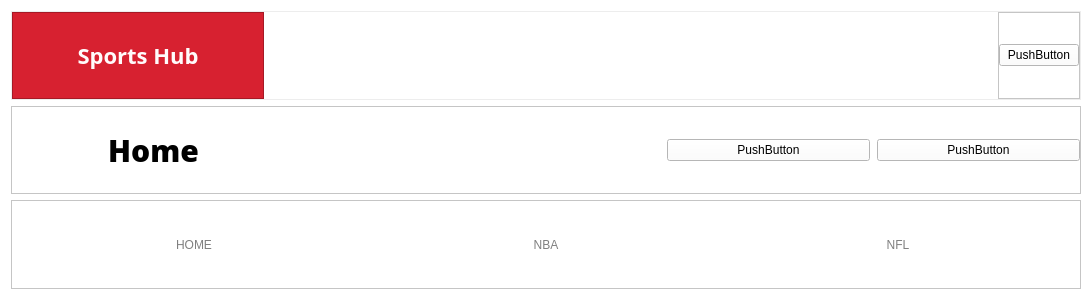
Old version of the form client/screens/widgets/header/header.ui in the repository kleroop/TechCourse_2022_12.
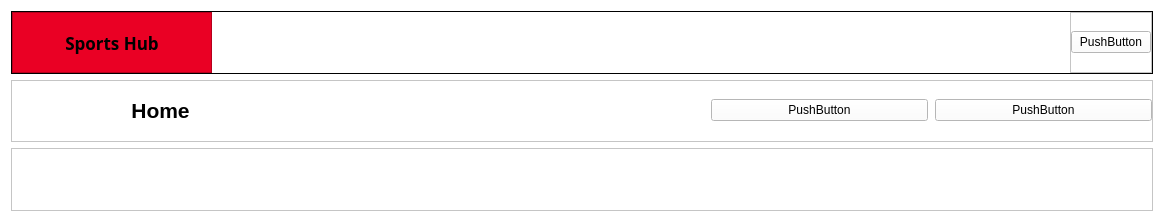
New version of the form. Icons and pictures are not drawn.

The edit to the form file:
```diff
--- a/client/screens/widgets/header/header.ui
+++ b/client/screens/widgets/header/header.ui
@@ -6,8 +6,8 @@
    <rect>
     <x>0</x>
     <y>0</y>
-    <width>1092</width>
-    <height>300</height>
+    <width>1164</width>
+    <height>222</height>
    </rect>
   </property>
   <property name="windowTitle">
@@ -21,8 +21,8 @@
     <widget class="QFrame" name="frame_4">
      <property name="styleSheet">
       <string notr="true">#frame_4{
-	border: 1px solid #EDEDED;
-}</string>
+       border: 1px solid black;
+       }</string>
      </property>
      <property name="frameShape">
       <enum>QFrame::StyledPanel</enum>
@@ -52,12 +52,12 @@
          <widget class="QFrame" name="frame_2">
           <property name="minimumSize">
            <size>
-            <width>252</width>
-            <height>83</height>
+            <width>200</width>
+            <height>0</height>
            </size>
           </property>
           <property name="styleSheet">
-           <string notr="true">background: #D72130;</string>
+           <string notr="true">background-color: rgba(234,0,36,255);</string>
           </property>
           <property name="frameShape">
            <enum>QFrame::StyledPanel</enum>
@@ -71,22 +71,14 @@
              <property name="font">
               <font>
                <family>Open Sans</family>
-               <pointsize>-1</pointsize>
+               <pointsize>13</pointsize>
+               <weight>75</weight>
                <italic>false</italic>
                <bold>true</bold>
                <underline>false</underline>
                <kerning>true</kerning>
               </font>
              </property>
-             <property name="styleSheet">
-              <string notr="true">font-family: 'Open Sans';
-font-style: normal;
-font-weight: 600;
-font-size: 22px;
-line-height: 28px;
-color: #FFFBFB;
-</string>
-             </property>
              <property name="text">
               <string>Sports Hub</string>
              </property>
@@ -115,8 +107,8 @@
          <widget class="QFrame" name="frame">
           <property name="styleSheet">
            <string notr="true">#frame{
-	border-left: 1px solid #EDEDED;
-}</string>
+            border-left: 1px solid black;
+            }</string>
           </property>
           <property name="frameShape">
            <enum>QFrame::StyledPanel</enum>
@@ -173,13 +165,13 @@
      <property name="minimumSize">
       <size>
        <width>0</width>
-       <height>70</height>
+       <height>0</height>
       </size>
      </property>
      <property name="styleSheet">
       <string notr="true">#frame_3{
-	border-bottom: 1px solid #EDEDED;
-}</string>
+       border-bottom: 1px solid black;
+       }</string>
      </property>
      <property name="frameShape">
       <enum>QFrame::StyledPanel</enum>
@@ -225,21 +217,11 @@
          <widget class="QLabel" name="sectionName">
           <property name="font">
            <font>
-            <family>Open Sans</family>
-            <pointsize>-1</pointsize>
-            <italic>false</italic>
+            <pointsize>16</pointsize>
+            <weight>75</weight>
             <bold>true</bold>
            </font>
           </property>
-          <property name="styleSheet">
-           <string notr="true">font-family: 'Open Sans';
-font-style: normal;
-font-weight: 700;
-font-size: 30px;
-line-height: 41px;
-text-transform: capitalize;
-color: #000000;</string>
-          </property>
           <property name="text">
            <string>Home</string>
           </property>
@@ -294,33 +276,75 @@
       <enum>QFrame::Raised</enum>
      </property>
      <layout class="QHBoxLayout" name="horizontalLayout_3">
+      <property name="topMargin">
+       <number>0</number>
+      </property>
+      <property name="bottomMargin">
+       <number>0</number>
+      </property>
       <item>
-       <widget class="QLabel" name="label_6">
-        <property name="text">
-         <string>HOME</string>
+       <widget class="QPushButton" name="pushButton_3">
+        <property name="sizePolicy">
+         <sizepolicy hsizetype="Fixed" vsizetype="Fixed">
+          <horstretch>0</horstretch>
+          <verstretch>0</verstretch>
+         </sizepolicy>
         </property>
-        <property name="alignment">
-         <set>Qt::AlignCenter</set>
+        <property name="minimumSize">
+         <size>
+          <width>60</width>
+          <height>25</height>
+         </size>
         </property>
-       </widget>
-      </item>
-      <item>
-       <widget class="QLabel" name="label_7">
-        <property name="text">
-         <string>NBA</string>
+        <property name="cursor">
+         <cursorShape>PointingHandCursor</cursorShape>
         </property>
-        <property name="alignment">
-         <set>Qt::AlignCenter</set>
+        <property name="styleSheet">
+         <string notr="true">QPushButton{
+          image: url(:/Resources/navigation_icons/left_scroll_icon.png);
+          padding: 5px;
+          border: none;
+          }
+
+          QPushButton::hover{
+          image: url(:/Resources/navigation_icons/left_scroll_icon_active.png);
+          }</string>
         </property>
        </widget>
       </item>
       <item>
-       <widget class="QLabel" name="label_5">
-        <property name="text">
-         <string>NFL</string>
+       <layout class="QHBoxLayout" name="mainNavigationLayout"/>
+      </item>
+      <item>
+       <widget class="QPushButton" name="pushButton_4">
+        <property name="sizePolicy">
+         <sizepolicy hsizetype="Fixed" vsizetype="Fixed">
+          <horstretch>0</horstretch>
+          <verstretch>0</verstretch>
+         </sizepolicy>
         </property>
-        <property name="alignment">
-         <set>Qt::AlignCenter</set>
+        <property name="minimumSize">
+         <size>
+          <width>60</width>
+          <height>25</height>
+         </size>
+        </property>
+        <property name="cursor">
+         <cursorShape>PointingHandCursor</cursorShape>
+        </property>
+        <property name="styleSheet">
+         <string notr="true">QPushButton{
+          image: url(:/Resources/navigation_icons/right_scroll_icon.png);
+          padding: 5px;
+          border: none;
+          }
+
+          QPushButton::hover{
+          image: url(:/Resources/navigation_icons/right_scroll_icon_active.png);
+          }</string>
+        </property>
+        <property name="text">
+         <string/>
         </property>
        </widget>
       </item>
```
Left out of the diff: 7 changed lines with no effect on the pictures.
